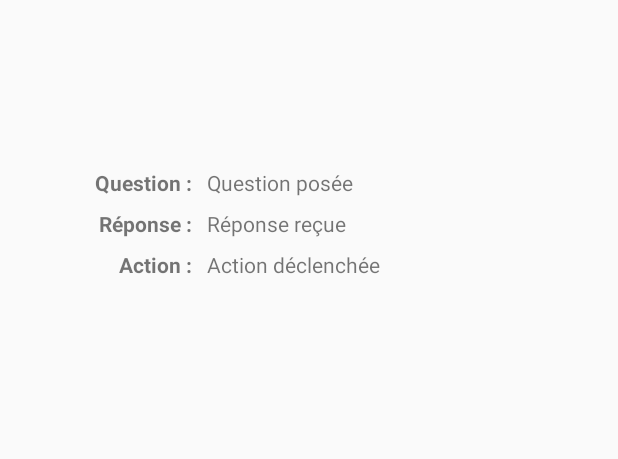
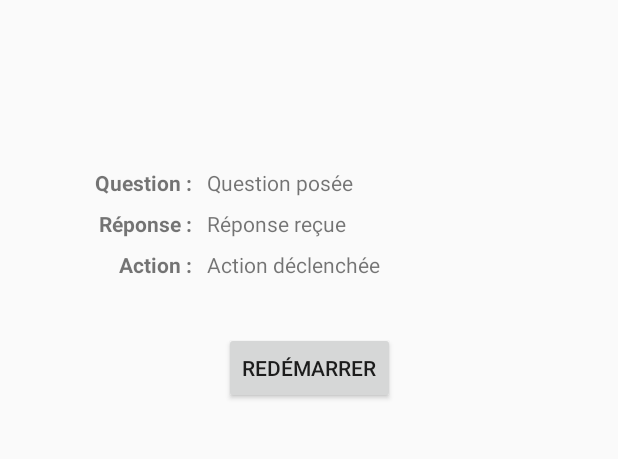
Before and after one commit to PasitheaSoftware/QuestionAnswer-Demo, an Android app: the screen it shows after launch (MainActivity), on a phone screen of 412 x 824 dp, the part 478-937 px from its top. Run offline under Robolectric (Android 15) with nearby library versions, the phone set to English and light mode, and no system bars; libraries missing offline, so code that uses them is left out: com.software.pasithea.

Commit message:
Nov 14 2019: Initial commit

```diff
--- a/app/build.gradle
+++ b/app/build.gradle
@@ -25,7 +25,7 @@ dependencies {
     implementation 'androidx.constraintlayout:constraintlayout:1.1.3'
     // configuration for Pasithea
     implementation 'androidx.localbroadcastmanager:localbroadcastmanager:1.0.0'
-    implementation group: 'com.software.pasithea', name: 'Pasithea', version: '1.0.0', ext: 'aar'
+    implementation group: 'com.software.pasithea', name: 'Pasithea', version: '1.0.0-TEST', ext: 'aar'
 
     testImplementation 'junit:junit:4.12'
     androidTestImplementation 'androidx.test.ext:junit:1.1.1'
--- a/app/src/main/res/layout/activity_main.xml
+++ b/app/src/main/res/layout/activity_main.xml
@@ -122,4 +122,16 @@
         app:srcCompat="@drawable/logo_barres"
         tools:visibility="visible" />
 
+    <Button
+        android:id="@+id/restart_btn"
+        android:contentDescription="@string/btn_contentdescription"
+        android:layout_width="wrap_content"
+        android:layout_height="wrap_content"
+        android:text="@string/btn_text"
+        app:layout_constraintBottom_toBottomOf="parent"
+        app:layout_constraintEnd_toEndOf="parent"
+        app:layout_constraintStart_toStartOf="parent"
+        app:layout_constraintTop_toBottomOf="@+id/action_tv"
+        app:layout_constraintVertical_bias="0.13" />
+
 </androidx.constraintlayout.widget.ConstraintLayout>
--- a/app/src/main/res/values/strings.xml
+++ b/app/src/main/res/values/strings.xml
@@ -13,6 +13,8 @@
     <string name="action_tv_contentdescription">Texte à afficher pour le champ action</string>
     <string name="answer_tv_contentdescription">Texte à afficher pour le champ réponse</string>
     <string name="question_tv_contentdescription">Texte à afficher pour le champ question</string>
+    <string name="btn_text">Redémarrer</string>
+    <string name="btn_contentdescription">Bouton pour relancer la reconnaissance vocale</string>
     <string name="main_layout">Fenêtre principale</string>
 
     <string name="answer_yes">oui</string>
--- a/gradle.properties
+++ b/gradle.properties
@@ -19,6 +19,6 @@ android.useAndroidX=true
 android.enableJetifier=true
 
 # Configure URL for the Maven repository
-mavenURL= < CONTACT US TO HAVE THE URL OF THE AAR REPOSITORY >
-mavenuser = < CONTACT US TO HAVE A TEMPORARY USER FOR TESTING >
-mavenpassword = < CONTACT US TO HAVE A TEMPORARY PASSWORD FOR TESTING >
+mavenURL = http://logicielpasithea.com:8081/artifactory/pasithea-test-local
+mavenuser = tester
+mavenpassword = AP696YiYupD7czgCyrNGXWkpne4
```
Also changed, not shown: app/src/main/java/fr/logicielpasithea/samplecodequestionanswer/MainActivity.java (+25 -14 lines), 1 other file.
